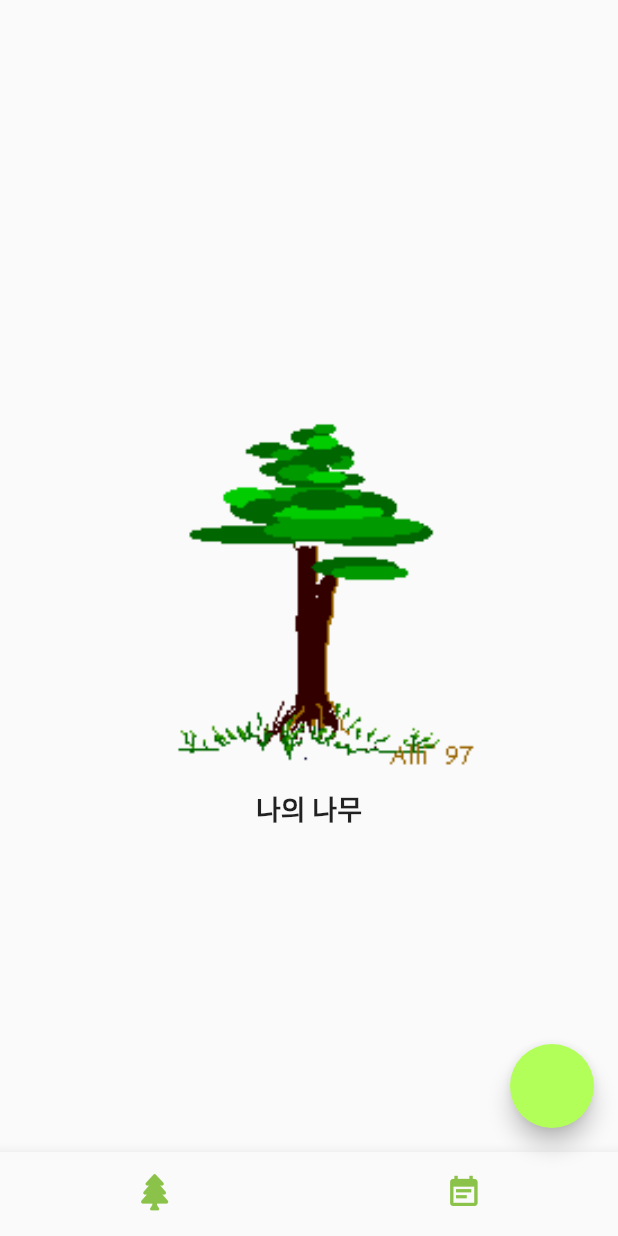
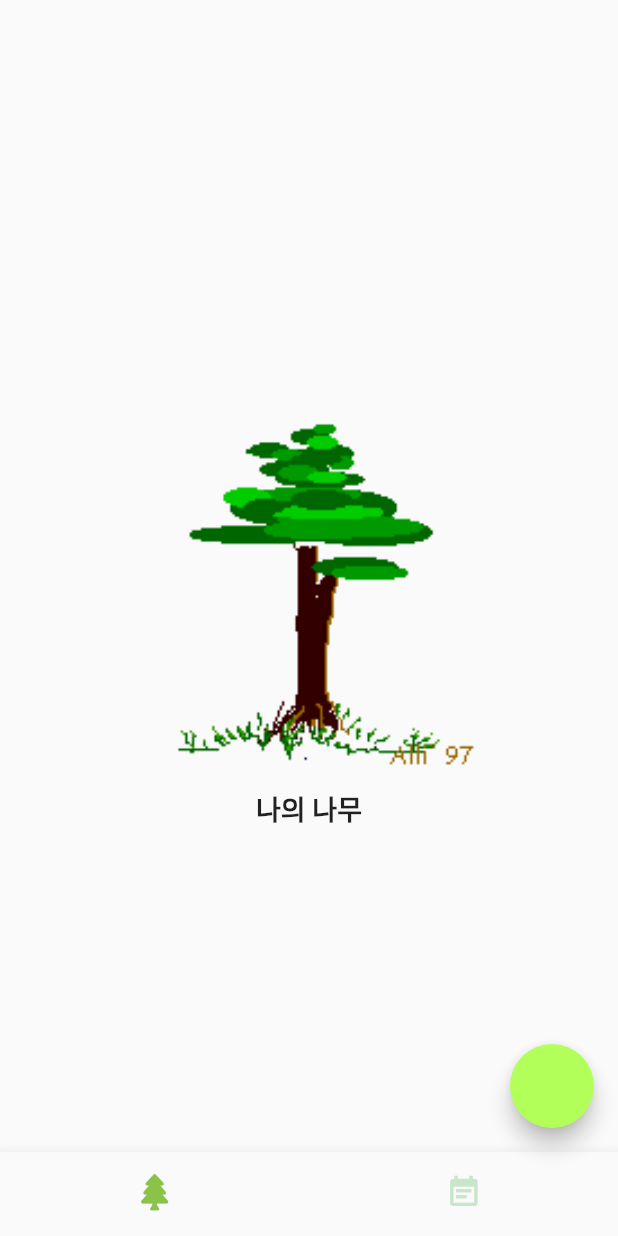
Before and after one commit to minjun-P/byBloom_tree, a Flutter app: the screen it shows after launch, on a phone screen of 412 x 824 dp. Run offline on Flutter 3.47's test engine with Material 2 defaults, Android fonts, the phone set to English and light mode, and no system bars; our stand-ins replace flutter_screenutil, get.

Commit message:
하단 바 색갈 설정 보완

```diff
--- a/lib/main_screen.dart
+++ b/lib/main_screen.dart
@@ -33,15 +33,15 @@ class MainScreen extends GetView<MainController> {
       ),
       bottomNavigationBar: BottomNavigationBar(
         items: const [
-          BottomNavigationBarItem(icon: Icon(MyFlutterApp.tree ,color:Colors.lightGreen,), label: '',backgroundColor:Colors.lightGreen, ),
+          BottomNavigationBarItem(icon: Icon(MyFlutterApp.tree ), label: '',backgroundColor:Colors.lightGreen, ),
           BottomNavigationBarItem(
-              icon: Icon(MyFlutterApp.event_note, color:Colors.lightGreen), label: '', backgroundColor:Colors.lightGreen ),
+              icon: Icon(MyFlutterApp.event_note), label: '', backgroundColor:Colors.lightGreen ),
         ],
         onTap: (index) {
           controller.changeNavigationBarIndex(index);
         },
-        selectedItemColor: Colors.black,
-        unselectedItemColor: Colors.grey,
+        selectedItemColor: Colors.lightGreen,
+        unselectedItemColor: Colors.green[100],
         currentIndex: controller.navigationBarIndex.value,
         showSelectedLabels: false,
         showUnselectedLabels: false,
```
